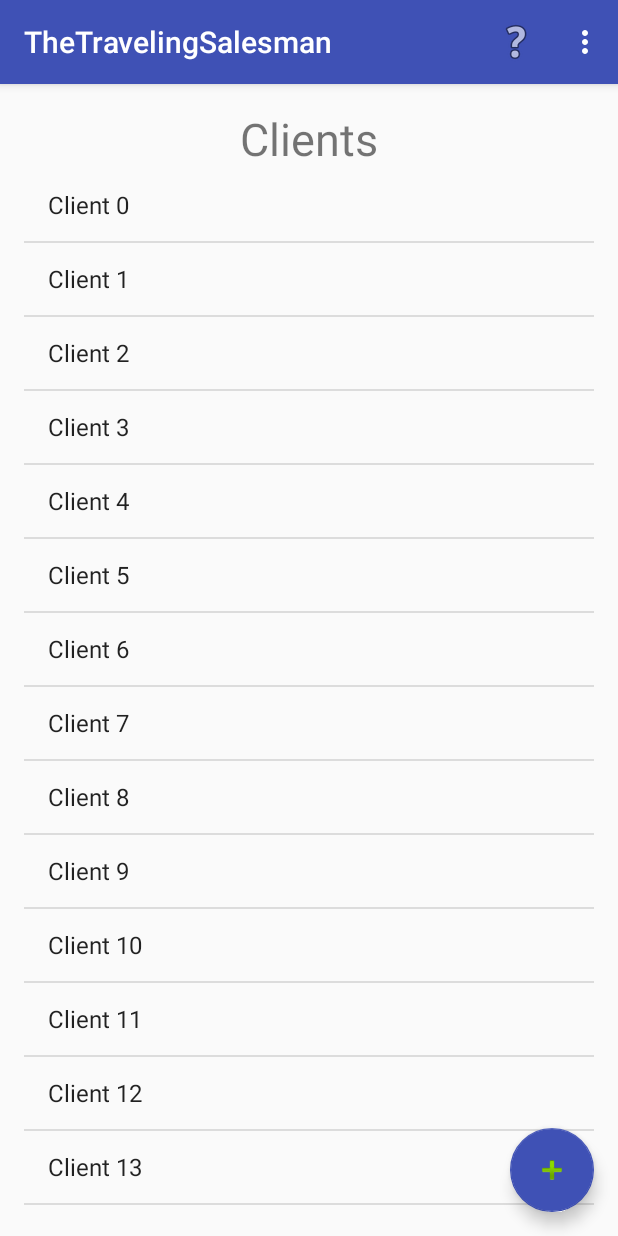
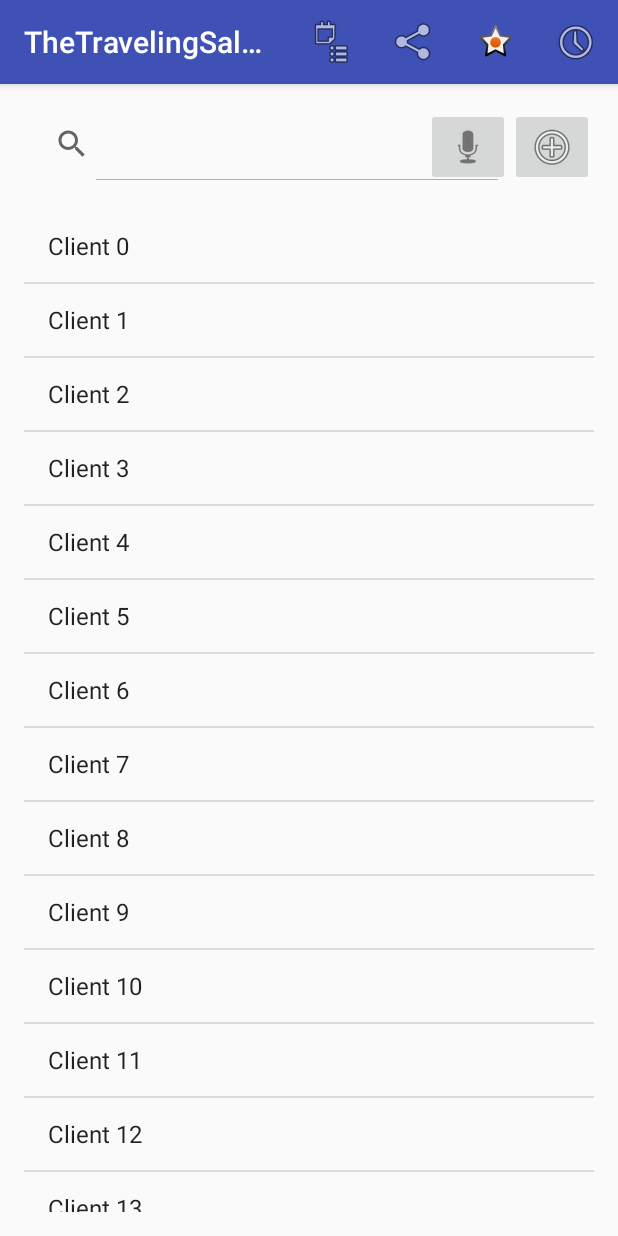
Before and after one commit to BitCloude/TheTravelingSalesman, an Android app: the screen it shows after launch (MainActivity), on a phone screen of 412 x 824 dp. Run offline under Robolectric (Android 15) with nearby library versions, the phone set to English and light mode, and no system bars.

Commit message:
11/20/2015 MainActivity changes (landing screen)

```diff
--- a/app/src/main/java/com/appers/ayvaz/thetravelingsalesman/Expenses.java
+++ b/app/src/main/java/com/appers/ayvaz/thetravelingsalesman/Expenses.java
@@ -32,7 +32,7 @@ Spinner spinnerClient, spinnerAmount, spinnerFrom;
     ListView listViewExpenses;
     String[] client = {"Client 0", "Client 1", "Client 2","Client 3", "Client 4", "Client 5","Client 6", "Client 7", "Client 8","Client 9", "Client 10", "Client 11","Client 12", "Client 13", "Client 14","Client 15", "Client 16", "Client 17"};
     Integer[] amount = {1,5,10,20,50,100,500,1000};
-    String[] from= {"Monday", "Tuesday", "Wednesday","Thursday", "Friday", "Saturday","Sunday"};
+    String[] from= {"October 2015", "November 2015", "December 2015","January 2016", "February 2016", "March 2016","April 2016", "May 2016", "June 2016", "July 2016", "August 2016", "September 2016"};
     String[] expenses= {"Client 1:10", "Client 2: 5", "Client 3: 20","Client 4: 100", "Client 5: 400", "Client 6: 1", "Client 7: 50", "Client 8: 24", "Client 9: 70", "Client 10: 13"};
     LinearLayout linearLayout;
     RelativeLayout childLayout;
@@ -50,6 +50,7 @@ Spinner spinnerClient, spinnerAmount, spinnerFrom;
         expensesBut = (Button) findViewById(R.id.expensesExpensesButton);
         linearLayout = (LinearLayout) findViewById(R.id.expensesLinearLayout);
 
+       for(int i = 0; i< 12; i++) {
            childLayout = new RelativeLayout(this);
            RelativeLayout.LayoutParams layoutParamsCost = new RelativeLayout.LayoutParams(
                    RelativeLayout.LayoutParams.WRAP_CONTENT, RelativeLayout.LayoutParams.WRAP_CONTENT);
@@ -68,24 +69,24 @@ Spinner spinnerClient, spinnerAmount, spinnerFrom;
            textcost.setText(cost);
 
            childLayout.setBackgroundColor(Color.LTGRAY);
-        childLayout.addView(textdata,layoutParamsData);
-        childLayout.addView(textcost,layoutParamsCost);
-
+           childLayout.addView(textdata, layoutParamsData);
+           childLayout.addView(textcost, layoutParamsCost);
 
 
            TextView textView = new TextView(this);
-        textView.setText("October 2015");
-        TextView textView2 = new TextView(this);
-        textView2.setText("November 2015");
+           textView.setText(from[i]);
+           //TextView textView2 = new TextView(this);
+           //textView2.setText("November 2015");
            //   ArrayAdapter<String> adapter4 = new ArrayAdapter<String>(this, android.R.layout.simple_list_item_1,expenses);
            // listViewExpenses.setAdapter(adapter4);
 
            //childlayout.addView(textView);
            linearLayout.addView(textView);
            linearLayout.addView(childLayout);
-        linearLayout.addView(textView2);
+           //linearLayout.addView(textView2);
 
            registerForContextMenu(childLayout);
+       }
 
        // linearLayout.addView(listViewExpenses);
        /* listViewExpenses.setOnItemClickListener(new AdapterView.OnItemClickListener() {
--- a/app/src/main/java/com/appers/ayvaz/thetravelingsalesman/MainActivity.java
+++ b/app/src/main/java/com/appers/ayvaz/thetravelingsalesman/MainActivity.java
@@ -10,11 +10,14 @@ import android.view.View;
 import android.view.Menu;
 import android.view.MenuItem;
 import android.widget.ArrayAdapter;
+import android.widget.Button;
+import android.widget.ImageButton;
 import android.widget.ListView;
 import android.widget.Toast;
 
 public class MainActivity extends AppCompatActivity {
 FloatingActionButton fabAddClient;
+    ImageButton button;
     ListView listViewClient;
     String[] clients = {"Client 0", "Client 1", "Client 2","Client 3", "Client 4", "Client 5","Client 6", "Client 7", "Client 8","Client 9", "Client 10", "Client 11","Client 12", "Client 13", "Client 14","Client 15", "Client 16", "Client 17"};
     @Override
@@ -24,8 +27,15 @@ FloatingActionButton fabAddClient;
         Toolbar toolbar = (Toolbar) findViewById(R.id.toolbar);
         setSupportActionBar(toolbar);
         listViewClient = (ListView) findViewById(R.id.listClients);
-
-        fabAddClient = (FloatingActionButton) findViewById(R.id.fabAdd);
+        button = (ImageButton) findViewById(R.id.landingScreenAddClientButton);
+        button.setOnClickListener(new View.OnClickListener() {
+            @Override
+            public void onClick(View v) {
+                Intent intent = new Intent(getApplicationContext(),Expenses.class);
+                startActivity(intent);
+            }
+        });
+       /* fabAddClient = (FloatingActionButton) findViewById(R.id.fabAdd);
 
         fabAddClient.setOnClickListener(new View.OnClickListener() {
             @Override
@@ -36,15 +46,27 @@ FloatingActionButton fabAddClient;
             }
         });
 
-
-        ArrayAdapter<String> adapter = new ArrayAdapter<String>(this, android.R.layout.simple_list_item_1,clients);
+*/
+        ArrayAdapter<String> adapter = new ArrayAdapter<>(this, android.R.layout.simple_list_item_1,clients);
         listViewClient.setAdapter(adapter);
     }
 
     @Override
     public boolean onCreateOptionsMenu(Menu menu) {
         // Inflate the menu; this adds items to the action bar if it is present.
-        getMenuInflater().inflate(R.menu.menu_main, menu);
+        menu.add(1, 11, 100, "Client Tasks");
+        menu.findItem(11).setIcon(android.R.drawable.ic_menu_agenda);
+        menu.findItem(11).setShowAsAction(MenuItem.SHOW_AS_ACTION_ALWAYS);
+        menu.add(1, 22, 200, "Client Groups");
+        menu.findItem(22).setIcon(android.R.drawable.ic_menu_share);
+        menu.findItem(22).setShowAsAction(MenuItem.SHOW_AS_ACTION_ALWAYS);
+        menu.add(1, 33, 300, "Favorite Clients");
+        menu.findItem(33).setIcon(android.R.drawable.star_on);
+        menu.findItem(33).setShowAsAction(MenuItem.SHOW_AS_ACTION_ALWAYS);
+        menu.add(1, 44, 400, "Revently Contacted Clients");
+        menu.findItem(44).setIcon(android.R.drawable.ic_menu_recent_history);
+        menu.findItem(44).setShowAsAction(MenuItem.SHOW_AS_ACTION_ALWAYS);
+
         return true;
     }
 
--- a/app/src/main/java/com/appers/ayvaz/thetravelingsalesman/Travel.java
+++ b/app/src/main/java/com/appers/ayvaz/thetravelingsalesman/Travel.java
@@ -26,6 +26,8 @@ public class Travel extends AppCompatActivity {
     Spinner spinnerClients;
     LinearLayout linearLayout;
     RelativeLayout childLayout;
+    String[] from= {"October 2015", "November 2015", "December 2015","January 2016", "February 2016", "March 2016","April 2016", "May 2016", "June 2016", "July 2016", "August 2016", "September 2016"};
+
     String data = "Trip From Delhi to Hyderhabad";
     String cost = "$125,000";
     //Trip From Delhi to Hyderhabad
@@ -63,6 +65,7 @@ Button travelbut;
 
         linearLayout = (LinearLayout) findViewById(R.id.travelLinearLayout);
 
+        for(int i = 0; i< 12; i++) {
             childLayout = new RelativeLayout(this);
             RelativeLayout.LayoutParams layoutParamsCost = new RelativeLayout.LayoutParams(
                     RelativeLayout.LayoutParams.WRAP_CONTENT, RelativeLayout.LayoutParams.WRAP_CONTENT);
@@ -81,26 +84,22 @@ Button travelbut;
             textcost.setText(cost);
 
             childLayout.setBackgroundColor(Color.LTGRAY);
-        childLayout.addView(textdata,layoutParamsData);
-        childLayout.addView(textcost,layoutParamsCost);
-
+            childLayout.addView(textdata, layoutParamsData);
+            childLayout.addView(textcost, layoutParamsCost);
 
 
             TextView textView = new TextView(this);
-        textView.setText("October 2015");
-        TextView textView2 = new TextView(this);
-        textView2.setText("November 2015");
+            textView.setText(from[i]);
             //   ArrayAdapter<String> adapter4 = new ArrayAdapter<String>(this, android.R.layout.simple_list_item_1,expenses);
             // listViewExpenses.setAdapter(adapter4);
 
             //childlayout.addView(textView);
             linearLayout.addView(textView);
             linearLayout.addView(childLayout);
-        linearLayout.addView(textView2);
 
             registerForContextMenu(childLayout);
 
-
+        }
 
 
     }
--- a/app/src/main/res/layout/activity_main.xml
+++ b/app/src/main/res/layout/activity_main.xml
@@ -23,13 +23,5 @@
 
     <include layout="@layout/content_main" />
 
-    <android.support.design.widget.FloatingActionButton
-        android:id="@+id/fabAdd"
-        android:layout_width="wrap_content"
-        android:layout_height="wrap_content"
-        android:layout_gravity="bottom|end"
-        android:layout_margin="@dimen/fab_margin"
-        android:src="@android:drawable/ic_input_add" />
-
 
 </android.support.design.widget.CoordinatorLayout>
--- a/app/src/main/res/layout/content_main.xml
+++ b/app/src/main/res/layout/content_main.xml
@@ -1,5 +1,5 @@
 <?xml version="1.0" encoding="utf-8"?>
-<LinearLayout xmlns:android="http://schemas.android.com/apk/res/android"
+<RelativeLayout xmlns:android="http://schemas.android.com/apk/res/android"
     xmlns:app="http://schemas.android.com/apk/res-auto"
     xmlns:tools="http://schemas.android.com/tools"
     android:layout_width="match_parent"
@@ -11,20 +11,42 @@
     app:layout_behavior="@string/appbar_scrolling_view_behavior"
     tools:context=".MainActivity"
     tools:showIn="@layout/activity_main"
-    android:orientation="vertical">
+    android:descendantFocusability="beforeDescendants"
+    android:focusableInTouchMode="true">
 
-    <TextView
-    android:layout_width="match_parent"
-    android:layout_height="wrap_content"
-    android:textSize="30dp"
-    android:text="Clients"
-    android:gravity="center"
-    android:id="@+id/textTitle"/>
+
+    <ImageButton
+        android:layout_width="wrap_content"
+        android:layout_height="wrap_content"
+        android:id="@+id/landingScreenAddClientButton"
+        android:src="@android:drawable/ic_menu_add"
+        android:layout_alignParentEnd="true" />
+
+    <ImageButton
+        android:layout_width="wrap_content"
+        android:layout_height="wrap_content"
+        android:id="@+id/landingScreenAddClientButtonMicrophone"
+        android:src="@android:drawable/ic_btn_speak_now"
+        android:layout_toLeftOf="@+id/landingScreenAddClientButton"/>
+
+    <SearchView
+        android:label="label"
+        android:hint="hint"
+        android:voiceSearchMode="showVoiceSearchButton|launchRecognizer"
+        android:voiceIcon="@android:drawable/ic_btn_speak_now"
+        android:layout_width="wrap_content"
+        android:layout_height="wrap_content"
+        android:id="@+id/searchView"
+        android:iconifiedByDefault="false"
+        android:layout_toLeftOf="@id/landingScreenAddClientButton"
+        android:layout_alignParentLeft="true"/>
+
 
     <ListView
         android:layout_width="wrap_content"
         android:layout_height="wrap_content"
         android:id="@+id/listClients"
         android:layout_gravity="center_vertical"
-        android:layout_weight="1" />
-</LinearLayout>
+        android:layout_marginTop="@dimen/activity_vertical_margin"
+        android:layout_below="@+id/landingScreenAddClientButton"/>
+</RelativeLayout>
```
Lines whose indentation alone changed are shown as unchanged.
